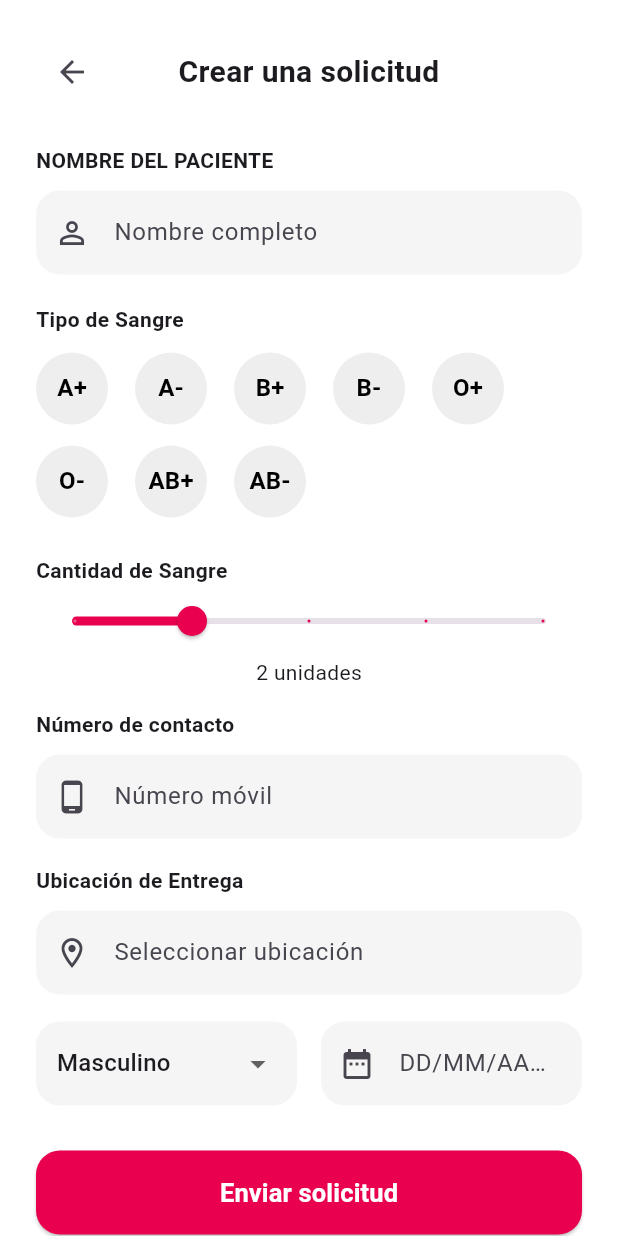
After one commit to Jhordan21-H/blood_wanka, a Flutter app: the screen it shows after launch, after a tap on "MÓDULO SOLICITUDES", on a phone screen of 412 x 824 dp. The commit adds this screen. Run offline on Flutter 3.47's test engine with Material 3 defaults, Android fonts, the phone set to English and light mode, and no system bars; our stand-ins replace flutter_map, latlong2.

Commit message:
feat: agrega modulo home y solicitudes

```diff
--- a/lib/features/home/dev_menu_screen.dart
+++ b/lib/features/home/dev_menu_screen.dart
@@ -1,5 +1,6 @@
 import 'package:flutter/material.dart';
 import '../../core/routes/app_routes.dart';
+import '../request/request_screen.dart';
 
 class DevMenuScreen extends StatelessWidget {
   const DevMenuScreen({super.key});
@@ -10,7 +11,7 @@ class DevMenuScreen extends StatelessWidget {
       appBar: AppBar(title: const Text('Blood Wanka - Dev Menu')),
       body: Padding(
         padding: const EdgeInsets.all(16.0),
-        child: Column( // <--- Aquí estaba el error (decía body en lugar de child)
+        child: Column(
           mainAxisAlignment: MainAxisAlignment.center,
           crossAxisAlignment: CrossAxisAlignment.stretch,
           children: [
@@ -19,22 +20,51 @@ class DevMenuScreen extends StatelessWidget {
               textAlign: TextAlign.center,
               style: TextStyle(fontSize: 18, fontWeight: FontWeight.bold),
             ),
+
             const SizedBox(height: 20),
+
             ElevatedButton(
               onPressed: () => Navigator.pushNamed(context, AppRoutes.login),
               child: const Text('Ir a Login (Quispe Ortiz)'),
             ),
+
             ElevatedButton(
               onPressed: () => Navigator.pushNamed(context, AppRoutes.auth),
               child: const Text('Ir a Autenticación (Macha Pariona)'),
             ),
+
             ElevatedButton(
               onPressed: () => Navigator.pushNamed(context, AppRoutes.homePage),
               child: const Text('Ir a Página Principal (Huaman Rojas)'),
             ),
+
             ElevatedButton(
-              onPressed: () => Navigator.pushNamed(context, AppRoutes.searchDonor),
+              onPressed: () =>
+                  Navigator.pushNamed(context, AppRoutes.searchDonor),
               child: const Text('Ir a Buscar Donante (Janampa)'),
+            ),
+
+            const SizedBox(height: 20),
+
+            const Divider(),
+
+            ElevatedButton.icon(
+              icon: const Icon(Icons.home),
+              label: const Text('MÓDULO HOME'),
+              onPressed: () => Navigator.pushNamed(context, AppRoutes.homePage),
+            ),
+
+            ElevatedButton.icon(
+              icon: const Icon(Icons.bloodtype),
+              label: const Text('MÓDULO SOLICITUDES'),
+              onPressed: () {
+                Navigator.push(
+                  context,
+                  MaterialPageRoute(
+                    builder: (context) => const RequestScreen(),
+                  ),
+                );
+              },
             ),
           ],
         ),
--- /dev/null
+++ b/lib/features/request/request_screen.dart
@@ -0,0 +1,293 @@
+import 'package:flutter/material.dart';
+
+class RequestScreen extends StatefulWidget {
+  const RequestScreen({super.key});
+
+  @override
+  State<RequestScreen> createState() => _RequestScreenState();
+}
+
+class _RequestScreenState extends State<RequestScreen> {
+  final _formKey = GlobalKey<FormState>();
+
+  final TextEditingController pacienteController = TextEditingController();
+  final TextEditingController contactoController = TextEditingController();
+  final TextEditingController ubicacionController = TextEditingController();
+  final TextEditingController fechaController = TextEditingController();
+
+  String? tipoSangre;
+  String genero = 'Masculino';
+  double cantidad = 2;
+
+  final Color primaryColor = const Color(0xFFE9004F);
+
+  final List<String> tipos = ['A+', 'A-', 'B+', 'B-', 'O+', 'O-', 'AB+', 'AB-'];
+
+  @override
+  Widget build(BuildContext context) {
+    return Scaffold(
+      backgroundColor: Colors.white,
+      body: SafeArea(
+        child: Form(
+          key: _formKey,
+          child: SingleChildScrollView(
+            padding: const EdgeInsets.all(24),
+            child: Column(
+              crossAxisAlignment: CrossAxisAlignment.start,
+              children: [
+                Row(
+                  children: [
+                    IconButton(
+                      onPressed: () => Navigator.pop(context),
+                      icon: const Icon(Icons.arrow_back),
+                    ),
+                    const Expanded(
+                      child: Text(
+                        'Crear una solicitud',
+                        textAlign: TextAlign.center,
+                        style: TextStyle(
+                          fontSize: 20,
+                          fontWeight: FontWeight.bold,
+                        ),
+                      ),
+                    ),
+                    const SizedBox(width: 48),
+                  ],
+                ),
+
+                const SizedBox(height: 25),
+
+                const Text(
+                  'NOMBRE DEL PACIENTE',
+                  style: TextStyle(fontWeight: FontWeight.bold),
+                ),
+                const SizedBox(height: 10),
+
+                _input(
+                  controller: pacienteController,
+                  hint: 'Nombre completo',
+                  icon: Icons.person_outline,
+                  validator: 'Ingrese el nombre del paciente',
+                ),
+
+                const SizedBox(height: 20),
+
+                const Text(
+                  'Tipo de Sangre',
+                  style: TextStyle(fontWeight: FontWeight.bold),
+                ),
+                const SizedBox(height: 12),
+
+                Wrap(
+                  spacing: 18,
+                  runSpacing: 14,
+                  children: tipos.map((tipo) {
+                    final seleccionado = tipoSangre == tipo;
+                    return GestureDetector(
+                      onTap: () {
+                        setState(() {
+                          tipoSangre = tipo;
+                        });
+                      },
+                      child: CircleAvatar(
+                        radius: 24,
+                        backgroundColor: seleccionado
+                            ? primaryColor
+                            : Colors.grey.shade200,
+                        child: Text(
+                          tipo,
+                          style: TextStyle(
+                            color: seleccionado ? Colors.white : Colors.black,
+                            fontWeight: FontWeight.bold,
+                          ),
+                        ),
+                      ),
+                    );
+                  }).toList(),
+                ),
+
+                const SizedBox(height: 25),
+
+                const Text(
+                  'Cantidad de Sangre',
+                  style: TextStyle(fontWeight: FontWeight.bold),
+                ),
+
+                Slider(
+                  value: cantidad,
+                  min: 1,
+                  max: 5,
+                  divisions: 4,
+                  activeColor: primaryColor,
+                  label: '${cantidad.toInt()} unidades',
+                  onChanged: (value) {
+                    setState(() {
+                      cantidad = value;
+                    });
+                  },
+                ),
+
+                Center(child: Text('${cantidad.toInt()} unidades')),
+
+                const SizedBox(height: 15),
+
+                const Text(
+                  'Número de contacto',
+                  style: TextStyle(fontWeight: FontWeight.bold),
+                ),
+                const SizedBox(height: 10),
+
+                _input(
+                  controller: contactoController,
+                  hint: 'Número móvil',
+                  icon: Icons.phone_android,
+                  keyboardType: TextInputType.phone,
+                  validator: 'Ingrese un número de contacto',
+                ),
+
+                const SizedBox(height: 18),
+
+                const Text(
+                  'Ubicación de Entrega',
+                  style: TextStyle(fontWeight: FontWeight.bold),
+                ),
+                const SizedBox(height: 10),
+
+                _input(
+                  controller: ubicacionController,
+                  hint: 'Seleccionar ubicación',
+                  icon: Icons.location_on_outlined,
+                  validator: 'Ingrese la ubicación',
+                ),
+
+                const SizedBox(height: 18),
+
+                Row(
+                  children: [
+                    Expanded(
+                      child: _box(
+                        child: DropdownButtonHideUnderline(
+                          child: DropdownButton<String>(
+                            value: genero,
+                            items: const [
+                              DropdownMenuItem(
+                                value: 'Masculino',
+                                child: Text('Masculino'),
+                              ),
+                              DropdownMenuItem(
+                                value: 'Femenino',
+                                child: Text('Femenino'),
+                              ),
+                            ],
+                            onChanged: (value) {
+                              setState(() {
+                                genero = value!;
+                              });
+                            },
+                          ),
+                        ),
+                      ),
+                    ),
+                    const SizedBox(width: 16),
+                    Expanded(
+                      child: TextFormField(
+                        controller: fechaController,
+                        decoration: _decoration('DD/MM/AAAA', Icons.date_range),
+                      ),
+                    ),
+                  ],
+                ),
+
+                const SizedBox(height: 30),
+
+                SizedBox(
+                  width: double.infinity,
+                  height: 56,
+                  child: ElevatedButton(
+                    style: ElevatedButton.styleFrom(
+                      backgroundColor: primaryColor,
+                      shape: RoundedRectangleBorder(
+                        borderRadius: BorderRadius.circular(16),
+                      ),
+                    ),
+                    onPressed: () {
+                      if (tipoSangre == null) {
+                        ScaffoldMessenger.of(context).showSnackBar(
+                          const SnackBar(
+                            content: Text('Seleccione un tipo de sangre'),
+                          ),
+                        );
+                        return;
+                      }
+
+                      if (_formKey.currentState!.validate()) {
+                        ScaffoldMessenger.of(context).showSnackBar(
+                          const SnackBar(
+                            content: Text('Solicitud enviada correctamente'),
+                          ),
+                        );
+                      }
+                    },
+                    child: const Text(
+                      'Enviar solicitud',
+                      style: TextStyle(
+                        fontSize: 17,
+                        fontWeight: FontWeight.bold,
+                        color: Colors.white,
+                      ),
+                    ),
+                  ),
+                ),
+              ],
+            ),
+          ),
+        ),
+      ),
+    );
+  }
+
+  Widget _input({
+    required TextEditingController controller,
+    required String hint,
+    required IconData icon,
+    required String validator,
+    TextInputType keyboardType = TextInputType.text,
+  }) {
+    return TextFormField(
+      controller: controller,
+      keyboardType: keyboardType,
+      decoration: _decoration(hint, icon),
+      validator: (value) {
+        if (value == null || value.trim().isEmpty) {
+          return validator;
+        }
+        return null;
+      },
+    );
+  }
+
+  InputDecoration _decoration(String hint, IconData icon) {
+    return InputDecoration(
+      hintText: hint,
+      prefixIcon: Icon(icon),
+      filled: true,
+      fillColor: Colors.grey.shade100,
+      border: OutlineInputBorder(
+        borderRadius: BorderRadius.circular(16),
+        borderSide: BorderSide.none,
+      ),
+    );
+  }
+
+  Widget _box({required Widget child}) {
+    return Container(
+      padding: const EdgeInsets.symmetric(horizontal: 14),
+      height: 56,
+      decoration: BoxDecoration(
+        color: Colors.grey.shade100,
+        borderRadius: BorderRadius.circular(16),
+      ),
+      child: child,
+    );
+  }
+}
```
